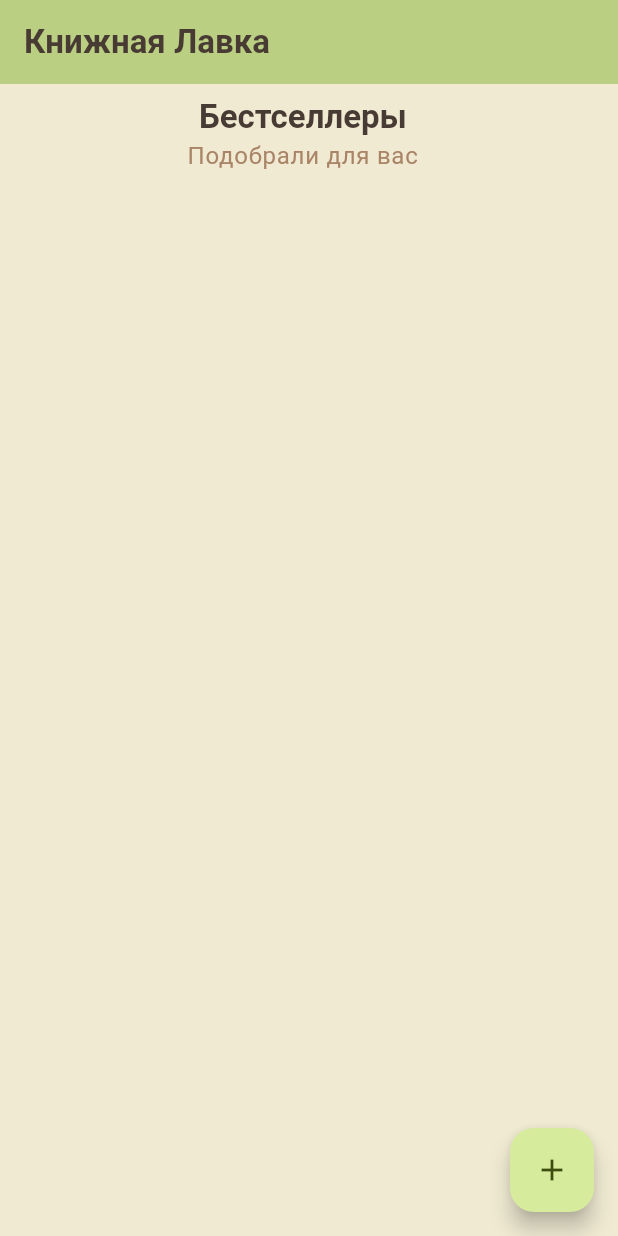
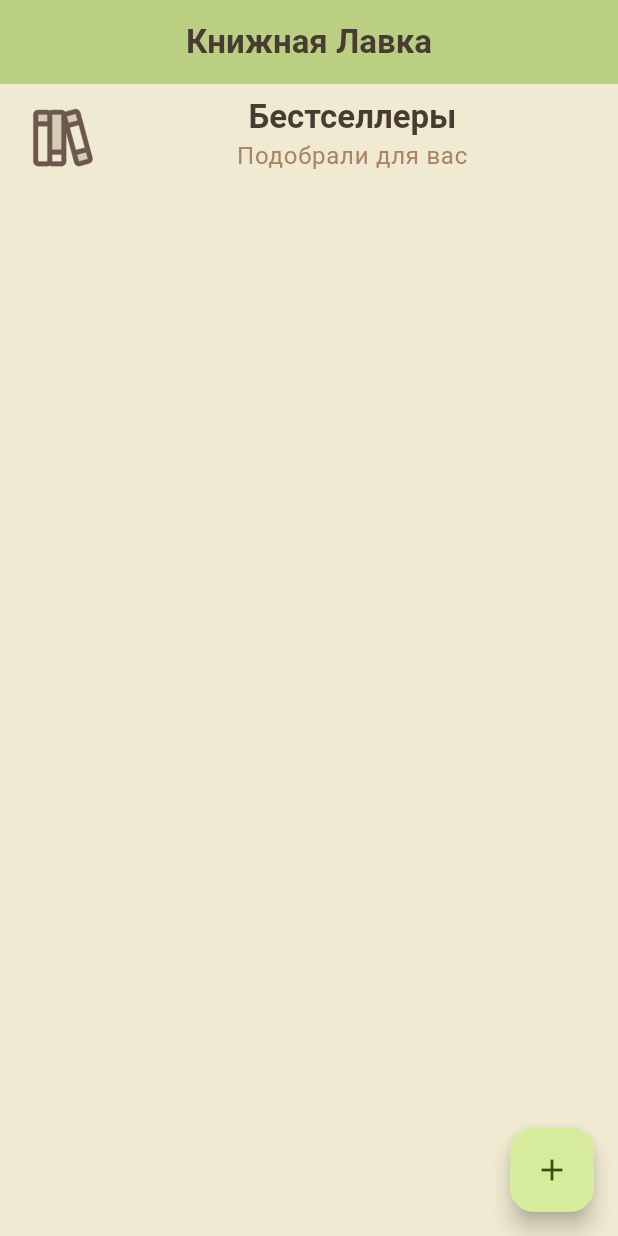
Before and after one commit to mon1gol/storebook, a Flutter app: the screen it shows after launch, on a phone screen of 412 x 824 dp. Run offline on Flutter 3.47's test engine with Material 3 defaults, Android fonts, the phone set to English and light mode, and no system bars; our stand-ins replace flutter_svg.

Commit message:
create assets folder

```diff
--- a/lib/main.dart
+++ b/lib/main.dart
@@ -1,4 +1,5 @@
 import 'package:flutter/material.dart';
+import 'package:flutter_svg/svg.dart';
 
 void main() {
   runApp(const StoreBookApp());
@@ -30,6 +31,7 @@ class StoreBookApp extends StatelessWidget {
         appBarTheme: const AppBarTheme(
           backgroundColor: Color(0xFFF0EAD2),
           foregroundColor: Color.fromARGB(255, 72, 59, 51),
+          centerTitle: true
         ),
 
       ),
@@ -78,6 +80,7 @@ class _MyHomePageState extends State<MyHomePage> {
             "Подобрали для вас",
             style: theme.textTheme.bodyLarge, textAlign: TextAlign.center,
           ),
+          leading: SvgPicture.asset('assets/svg/logo__books.svg', height: 50, width: 50),
         ),
       ),
 
--- a/pubspec.yaml
+++ b/pubspec.yaml
@@ -19,7 +19,6 @@ dev_dependencies:
   flutter_lints: ^5.0.0
 
 flutter:
+  assets:
+    - assets/svg/
   uses-material-design: true
-
-assets:
-  - assets/svg/
```
Also changed, not shown: assets/svg/logo__books.svg (renamed from assets/svg/books-duotone-svgrepo-com.svg).
